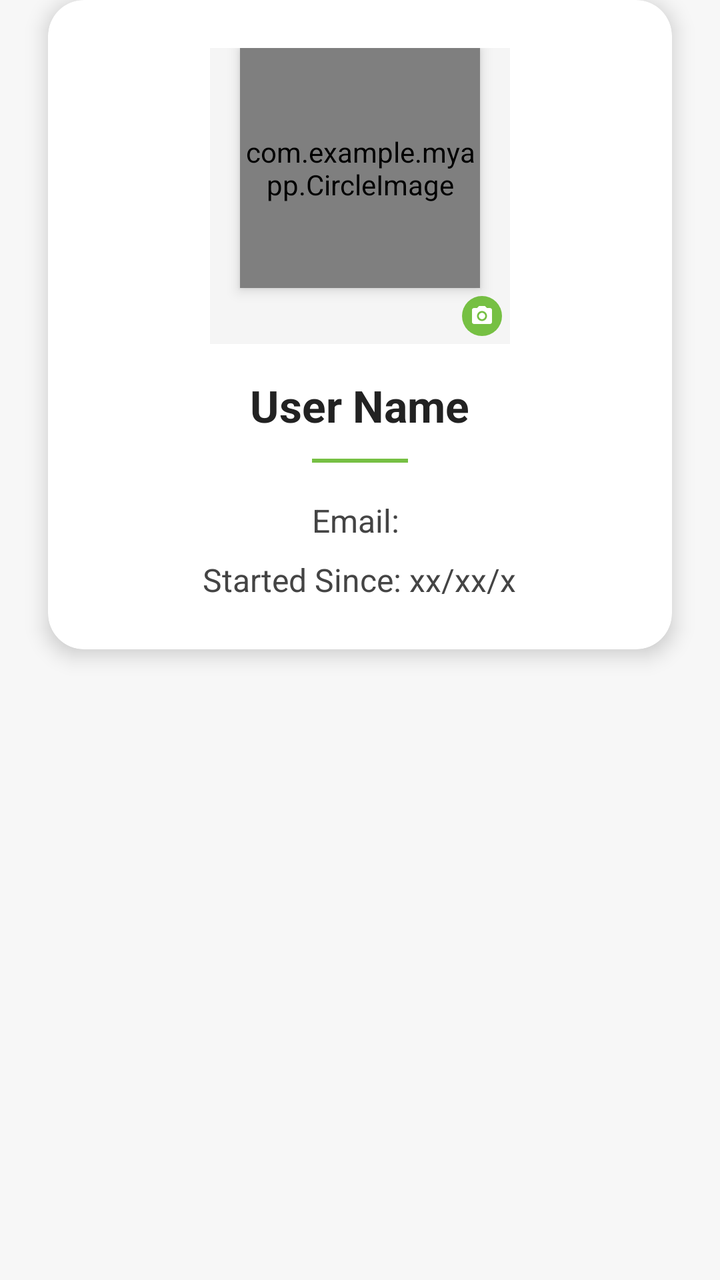
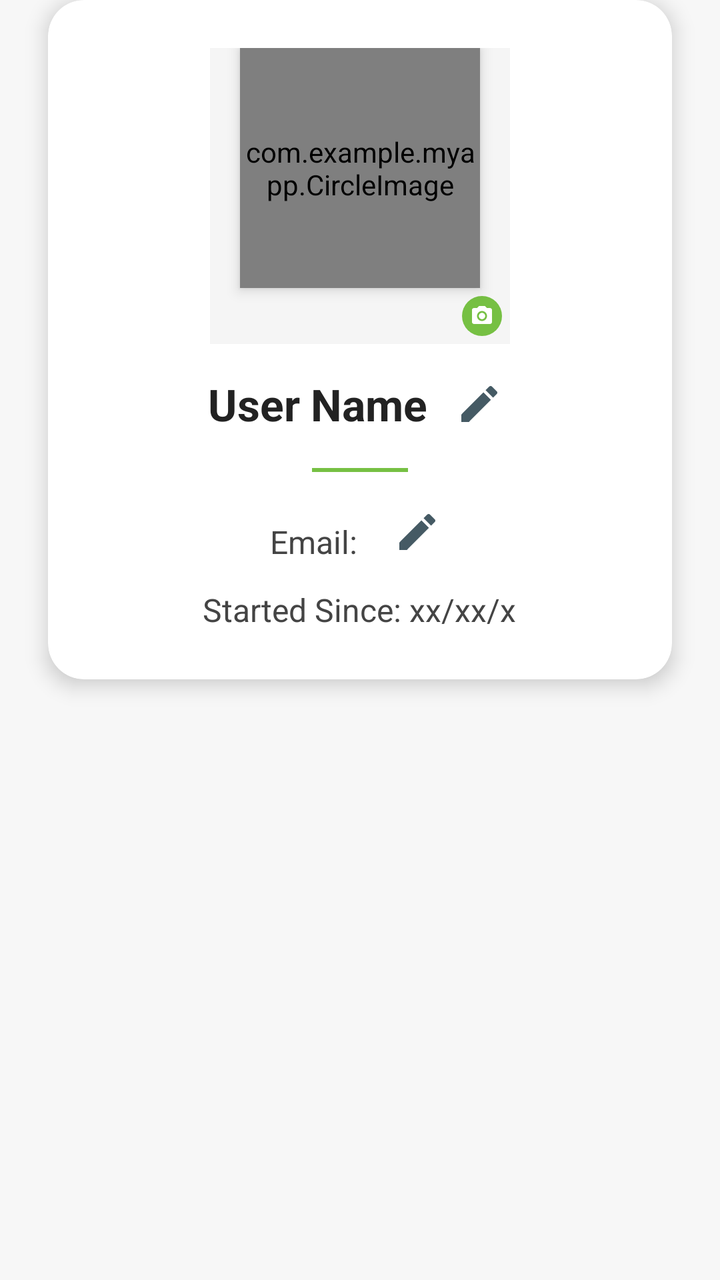

Screens rendered from an Android XML layout before and after an edit, with the pre-edit source and the edit as a unified diff.
<!-- AndroidManifest.xml: application theme Theme.MyApp -->
<!-- res/layout/fragment_profile_activity.xml -->
<?xml version="1.0" encoding="utf-8"?>
<androidx.constraintlayout.widget.ConstraintLayout xmlns:android="http://schemas.android.com/apk/res/android"
    xmlns:app="http://schemas.android.com/apk/res-auto"
    xmlns:tools="http://schemas.android.com/tools"
    android:layout_width="match_parent"
    android:layout_height="match_parent"
    android:background="#F7F7F7">

    <androidx.cardview.widget.CardView
        android:layout_width="match_parent"
        android:layout_height="wrap_content"
        android:layout_margin="24dp"
        app:cardCornerRadius="18dp"
        app:cardElevation="6dp"
        app:cardBackgroundColor="@android:color/white"
        tools:ignore="MissingConstraints">

        <LinearLayout
            android:layout_width="match_parent"
            android:layout_height="wrap_content"
            android:orientation="vertical"
            android:padding="24dp"
            android:gravity="center_horizontal">



            
            <LinearLayout
                android:id="@+id/image_placeholder"
                android:layout_width="150dp"
                android:layout_height="match_parent"
                android:orientation="vertical"
                android:gravity="center"
                android:background="#F5F5F5">

                
                <com.example.myapp.CircleImage
                    android:id="@+id/profile_image"
                    android:layout_width="120dp"
                    android:layout_height="120dp"
                    android:src="@drawable/ic_user"
                    android:scaleType="centerCrop"
                    android:elevation="4dp" >

                </com.example.myapp.CircleImage>
                
                <ImageView
                    android:layout_width="20dp"
                    android:layout_height="20dp"
                    android:src="@drawable/ic_camera"
                    android:layout_gravity="bottom|end"
                    android:layout_margin="4dp"
                    android:background="@drawable/camera_icon_background"
                    android:padding="4dp"
                    app:tint="#FFFFFF"/>

                
            </LinearLayout>

            
            <TextView
                android:id="@+id/Username"
                android:layout_width="wrap_content"
                android:layout_height="wrap_content"
                android:text="User Name"
                android:textColor="#222"
                android:textSize="22sp"
                android:textStyle="bold"
                android:layout_marginTop="16dp" />

            
            <View
                android:layout_width="48dp"
                android:layout_height="2dp"
                android:background="#76C043"
                android:layout_marginTop="12dp"
                android:layout_gravity="center_horizontal" />

            
            <TextView
                android:id="@+id/User_email"
                android:layout_width="wrap_content"
                android:layout_height="wrap_content"
                android:text="Email: "
                android:textColor="#444"
                android:textSize="16sp"
                android:layout_marginTop="18dp" />


            
            <TextView
                android:id="@+id/User_started"
                android:layout_width="wrap_content"
                android:layout_height="wrap_content"
                android:text="Started Since: xx/xx/x"
                android:textColor="#444"
                android:textSize="16sp"
                android:layout_marginTop="8dp" />

        </LinearLayout>
    </androidx.cardview.widget.CardView>

</androidx.constraintlayout.widget.ConstraintLayout>
<!-- resources referenced by this layout -->
<resources>
  <!-- drawable camera_icon_background (drawable) -->
  <?xml version="1.0" encoding="utf-8"?>
  <shape xmlns:android="http://schemas.android.com/apk/res/android"
      android:shape="oval">
      <solid android:color="#76C043" />
  </shape>
  <!-- drawable ic_camera (drawable) -->
  <?xml version="1.0" encoding="utf-8"?>
  <vector xmlns:android="http://schemas.android.com/apk/res/android"
      android:width="24dp"
      android:height="24dp"
      android:viewportWidth="24"
      android:viewportHeight="24">
      <path
          android:fillColor="#FFFFFF"
          android:pathData="M12,12m-3.2,0a3.2,3.2 0,1 1,6.4 0a3.2,3.2 0,1 1,-6.4 0"/>
      <path
          android:fillColor="#FFFFFF"
          android:pathData="M9,2L7.17,4L4,4c-1.1,0 -2,0.9 -2,2v12c0,1.1 0.9,2 2,2h16c1.1,0 2,-0.9 2,-2L22,6c0,-1.1 -0.9,-2 -2,-2h-3.17L15,2L9,2zM12,17c-2.76,0 -5,-2.24 -5,-5s2.24,-5 5,-5 5,2.24 5,5 -2.24,5 -5,5z"/>
  </vector>
  <!-- drawable ic_user (drawable) -->
  <?xml version="1.0" encoding="utf-8"?>
  <vector xmlns:android="http://schemas.android.com/apk/res/android"
      android:width="24dp"
      android:height="24dp"
      android:viewportWidth="24"
      android:viewportHeight="24">
      <path
          android:fillColor="#000000"
          android:pathData="M12,12c2.21,0 4,-1.79 4,-4s-1.79,-4 -4,-4 -4,1.79 -4,4 1.79,4 4,4zM12,14c-2.67,0 -8,1.34 -8,4v2h16v-2c0,-2.66 -5.33,-4 -8,-4z"/>
  </vector>
  <style name="Theme.MyApp" parent="Theme.MaterialComponents.Light.NoActionBar">
          
          <item name="colorPrimary">#76C043</item>
          <item name="colorPrimaryVariant">#5A9A32</item>
          <item name="colorOnPrimary">@color/white</item>
          
          <item name="colorSecondary">#76C043</item>
          <item name="colorSecondaryVariant">#5A9A32</item>
          <item name="colorOnSecondary">@color/black</item>
          
          <item name="android:statusBarColor">?attr/colorPrimaryVariant</item>
          
          <item name="windowActionBar">false</item>
          <item name="windowNoTitle">true</item>
      </style>
  <color name="white">#FFFFFFFF</color>
  <color name="black">#FF000000</color>
</resources>

<!-- the commit's change to res/layout/fragment_profile_activity.xml (unified diff, before → after) -->
@@ -56,17 +56,34 @@
 
                 
             </LinearLayout>
+            <LinearLayout
+                android:layout_width="360dp"
+                android:layout_height="50dp"
+                android:gravity="center">
+                
+                <TextView
+                    android:id="@+id/Username"
+                    android:layout_width="wrap_content"
+                    android:layout_height="wrap_content"
+                    android:text="User Name"
+                    android:textColor="#222"
+                    android:textSize="22sp"
+                    android:textStyle="bold"
+                    android:layout_marginTop="5dp" />
+                <ImageView
+                    android:id="@+id/editname"
+                    android:layout_width="32dp"
+                    android:layout_height="32dp"
+                    android:layout_marginTop="5dp"
+                    android:layout_marginLeft="10dp"
+                    android:padding="4dp"
+                    android:background="?attr/selectableItemBackgroundBorderless"
+                    android:clickable="true"
+                    android:focusable="true"
+                    android:src="@drawable/ic_edit"
+                    app:tint="#455A64" />
+            </LinearLayout>
 
-            
-            <TextView
-                android:id="@+id/Username"
-                android:layout_width="wrap_content"
-                android:layout_height="wrap_content"
-                android:text="User Name"
-                android:textColor="#222"
-                android:textSize="22sp"
-                android:textStyle="bold"
-                android:layout_marginTop="16dp" />
 
             
             <View
@@ -75,16 +92,33 @@
                 android:background="#76C043"
                 android:layout_marginTop="12dp"
                 android:layout_gravity="center_horizontal" />
+            <LinearLayout
+                android:layout_width="360dp"
+                android:layout_height="50dp"
+                android:gravity="center">
+                
+                <TextView
+                    android:id="@+id/User_email"
+                    android:layout_width="wrap_content"
+                    android:layout_height="wrap_content"
+                    android:text="Email: "
+                    android:textColor="#444"
+                    android:textSize="16sp"
+                    android:layout_marginTop="10dp" />
+                <ImageView
+                    android:id="@+id/editEmail"
+                    android:layout_width="32dp"
+                    android:layout_height="32dp"
+                    android:layout_marginTop="5dp"
+                    android:layout_marginLeft="10dp"
+                    android:padding="4dp"
+                    android:background="?attr/selectableItemBackgroundBorderless"
+                    android:clickable="true"
+                    android:focusable="true"
+                    android:src="@drawable/ic_edit"
+                    app:tint="#455A64" />
+            </LinearLayout>
 
-            
-            <TextView
-                android:id="@+id/User_email"
-                android:layout_width="wrap_content"
-                android:layout_height="wrap_content"
-                android:text="Email: "
-                android:textColor="#444"
-                android:textSize="16sp"
-                android:layout_marginTop="18dp" />
 
 
             
<!-- resource entries referenced after the edit -->
@@ -19,6 +19,12 @@
       <path
           android:fillColor="#FFFFFF"
           android:pathData="M9,2L7.17,4L4,4c-1.1,0 -2,0.9 -2,2v12c0,1.1 0.9,2 2,2h16c1.1,0 2,-0.9 2,-2L22,6c0,-1.1 -0.9,-2 -2,-2h-3.17L15,2L9,2zM12,17c-2.76,0 -5,-2.24 -5,-5s2.24,-5 5,-5 5,2.24 5,5 -2.24,5 -5,5z"/>
+  </vector>
+  <!-- drawable ic_edit (drawable) -->
+  <vector xmlns:android="http://schemas.android.com/apk/res/android" android:height="24dp" android:tint="#000000" android:viewportHeight="24" android:viewportWidth="24" android:width="24dp">
+        
+      <path android:fillColor="@android:color/white" android:pathData="M3,17.25V21h3.75L17.81,9.94l-3.75,-3.75L3,17.25zM20.71,7.04c0.39,-0.39 0.39,-1.02 0,-1.41l-2.34,-2.34c-0.39,-0.39 -1.02,-0.39 -1.41,0l-1.83,1.83 3.75,3.75 1.83,-1.83z"/>
+      
   </vector>
   <!-- drawable ic_user (drawable) -->
   <?xml version="1.0" encoding="utf-8"?>
